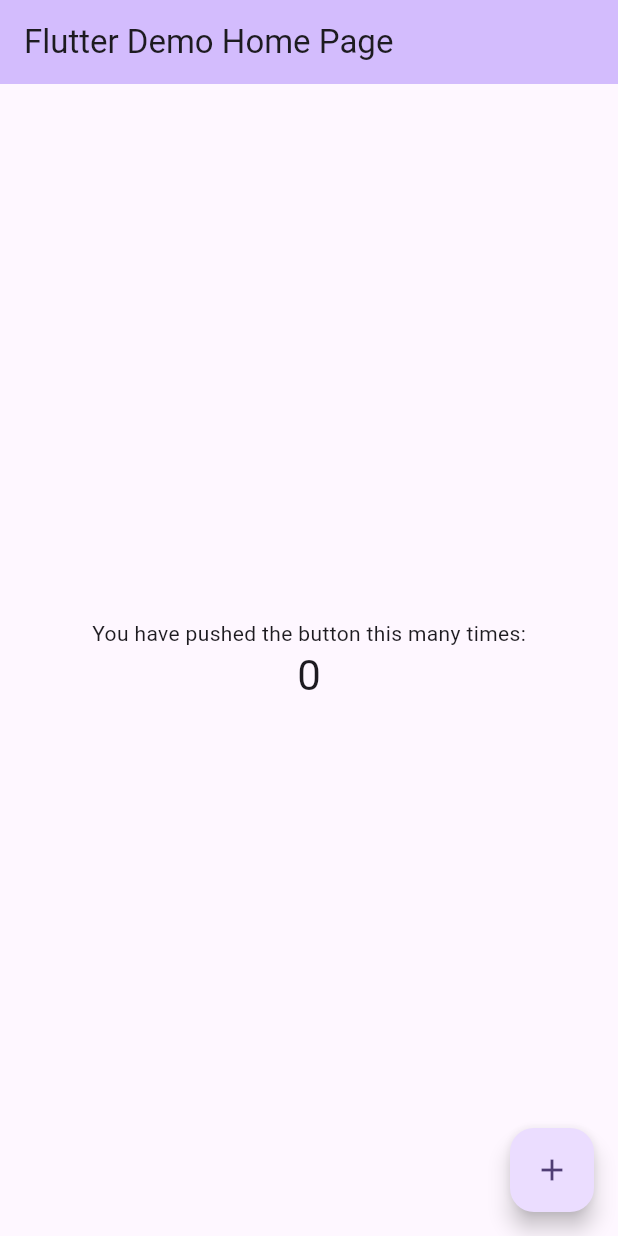
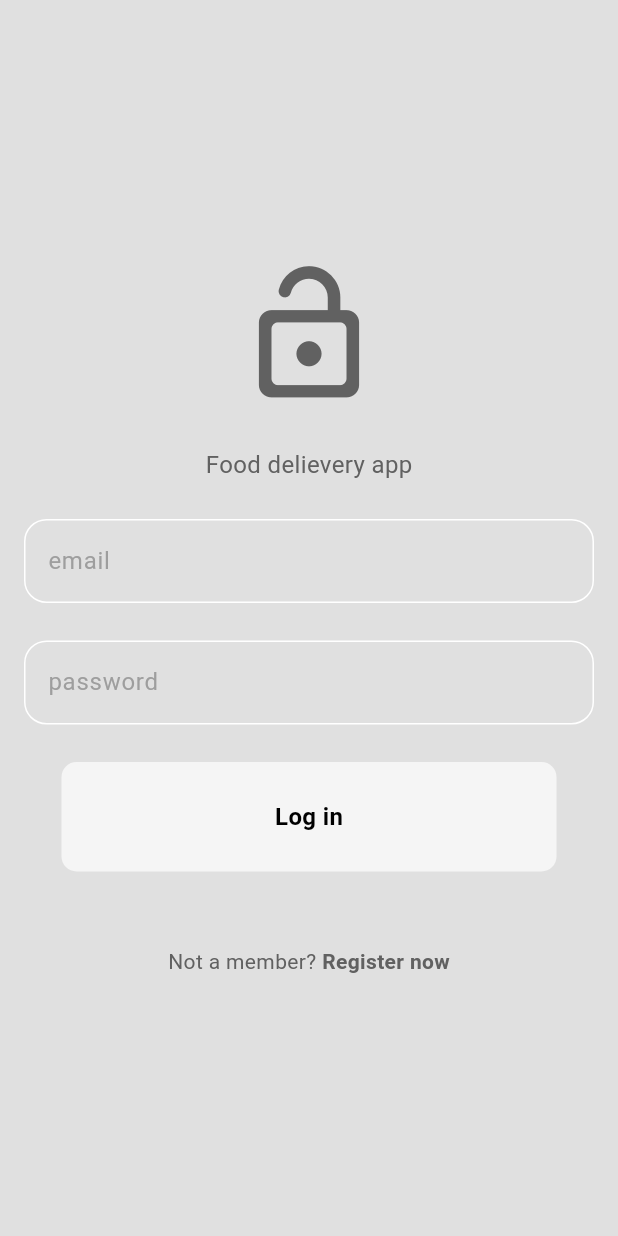
Before and after one commit to ritik6559/food-delievery-app, a Flutter app: the screen it shows after launch, on a phone screen of 412 x 824 dp. Run offline on Flutter 3.47's test engine with Material 3 defaults, Android fonts, the phone set to English and light mode, and no system bars.

Commit message:
adding theming

```diff
--- /dev/null
+++ b/lib/components/my_button.dart
@@ -0,0 +1,30 @@
+import 'package:flutter/material.dart';
+
+class MyButton extends StatelessWidget {
+  final void Function()? onTap;
+  final String text;
+  const MyButton({super.key,required this.onTap, required this.text});
+
+  @override
+  Widget build(BuildContext context) {
+    return GestureDetector(
+      onTap: onTap,
+      child: Container(
+        margin: const EdgeInsets.all(25),
+        padding: const EdgeInsets.all(25),
+        decoration: BoxDecoration(
+          borderRadius: BorderRadius.circular(10),
+          color: Theme.of(context).colorScheme.secondary
+        ),
+        child: Center(
+          child: Text(
+            text,
+            style: const TextStyle(
+              fontWeight: FontWeight.bold,
+              fontSize: 16
+            ),),
+        ),
+      ),
+    );
+  }
+}
--- /dev/null
+++ b/lib/components/my_textfield.dart
@@ -0,0 +1,32 @@
+import 'package:flutter/material.dart';
+
+class MyTextField extends StatelessWidget {
+  final String hint;
+  final bool obscureText;
+  final TextEditingController controller;
+  const MyTextField(
+      {super.key,
+      required this.hint,
+      required this.obscureText,
+      required this.controller});
+
+  @override
+  Widget build(BuildContext context) {
+    return TextField(
+      obscureText: obscureText,
+      controller: controller,
+      decoration: InputDecoration(
+        hintText: hint,
+        hintStyle: TextStyle(color: Theme.of(context).colorScheme.primary),
+        enabledBorder: OutlineInputBorder(
+            borderRadius: BorderRadius.circular(15),
+            borderSide:
+                BorderSide(color: Theme.of(context).colorScheme.tertiary)),
+        focusedBorder: OutlineInputBorder(
+            borderRadius: BorderRadius.circular(15),
+            borderSide:
+                BorderSide(color: Theme.of(context).colorScheme.primary)),
+      ),
+    );
+  }
+}
--- a/lib/main.dart
+++ b/lib/main.dart
@@ -1,125 +1,26 @@
 import 'package:flutter/material.dart';
+import 'package:fooddelieveryapp/screens/login/login_or_register.dart';
+import 'package:fooddelieveryapp/themes/theme_provider.dart';
+import 'package:provider/provider.dart';
 
 void main() {
-  runApp(const MyApp());
+  runApp(
+    ChangeNotifierProvider(
+      create: (context) => ThemeProvider(),
+      child: const MyApp(),
+    ),
+  );
 }
 
 class MyApp extends StatelessWidget {
   const MyApp({super.key});
 
-  // This widget is the root of your application.
   @override
   Widget build(BuildContext context) {
     return MaterialApp(
-      title: 'Flutter Demo',
-      theme: ThemeData(
-        // This is the theme of your application.
-        //
-        // TRY THIS: Try running your application with "flutter run". You'll see
-        // the application has a purple toolbar. Then, without quitting the app,
-        // try changing the seedColor in the colorScheme below to Colors.green
-        // and then invoke "hot reload" (save your changes or press the "hot
-        // reload" button in a Flutter-supported IDE, or press "r" if you used
-        // the command line to start the app).
-        //
-        // Notice that the counter didn't reset back to zero; the application
-        // state is not lost during the reload. To reset the state, use hot
-        // restart instead.
-        //
-        // This works for code too, not just values: Most code changes can be
-        // tested with just a hot reload.
-        colorScheme: ColorScheme.fromSeed(seedColor: Colors.deepPurple),
-        useMaterial3: true,
-      ),
-      home: const MyHomePage(title: 'Flutter Demo Home Page'),
+      theme: Provider.of<ThemeProvider>(context).themeData,
+      debugShowCheckedModeBanner: false,
+      home: const LoginOrRegister(),
     );
   }
 }
-
-class MyHomePage extends StatefulWidget {
-  const MyHomePage({super.key, required this.title});
-
-  // This widget is the home page of your application. It is stateful, meaning
-  // that it has a State object (defined below) that contains fields that affect
-  // how it looks.
-
-  // This class is the configuration for the state. It holds the values (in this
-  // case the title) provided by the parent (in this case the App widget) and
-  // used by the build method of the State. Fields in a Widget subclass are
-  // always marked "final".
-
-  final String title;
-
-  @override
-  State<MyHomePage> createState() => _MyHomePageState();
-}
-
-class _MyHomePageState extends State<MyHomePage> {
-  int _counter = 0;
-
-  void _incrementCounter() {
-    setState(() {
-      // This call to setState tells the Flutter framework that something has
-      // changed in this State, which causes it to rerun the build method below
-      // so that the display can reflect the updated values. If we changed
-      // _counter without calling setState(), then the build method would not be
-      // called again, and so nothing would appear to happen.
-      _counter++;
-    });
-  }
-
-  @override
-  Widget build(BuildContext context) {
-    // This method is rerun every time setState is called, for instance as done
-    // by the _incrementCounter method above.
-    //
-    // The Flutter framework has been optimized to make rerunning build methods
-    // fast, so that you can just rebuild anything that needs updating rather
-    // than having to individually change instances of widgets.
-    return Scaffold(
-      appBar: AppBar(
-        // TRY THIS: Try changing the color here to a specific color (to
-        // Colors.amber, perhaps?) and trigger a hot reload to see the AppBar
-        // change color while the other colors stay the same.
-        backgroundColor: Theme.of(context).colorScheme.inversePrimary,
-        // Here we take the value from the MyHomePage object that was created by
-        // the App.build method, and use it to set our appbar title.
-        title: Text(widget.title),
-      ),
-      body: Center(
-        // Center is a layout widget. It takes a single child and positions it
-        // in the middle of the parent.
-        child: Column(
-          // Column is also a layout widget. It takes a list of children and
-          // arranges them vertically. By default, it sizes itself to fit its
-          // children horizontally, and tries to be as tall as its parent.
-          //
-          // Column has various properties to control how it sizes itself and
-          // how it positions its children. Here we use mainAxisAlignment to
-          // center the children vertically; the main axis here is the vertical
-          // axis because Columns are vertical (the cross axis would be
-          // horizontal).
-          //
-          // TRY THIS: Invoke "debug painting" (choose the "Toggle Debug Paint"
-          // action in the IDE, or press "p" in the console), to see the
-          // wireframe for each widget.
-          mainAxisAlignment: MainAxisAlignment.center,
-          children: <Widget>[
-            const Text(
-              'You have pushed the button this many times:',
-            ),
-            Text(
-              '$_counter',
-              style: Theme.of(context).textTheme.headlineMedium,
-            ),
-          ],
-        ),
-      ),
-      floatingActionButton: FloatingActionButton(
-        onPressed: _incrementCounter,
-        tooltip: 'Increment',
-        child: const Icon(Icons.add),
-      ), // This trailing comma makes auto-formatting nicer for build methods.
-    );
-  }
-}
--- /dev/null
+++ b/lib/screens/login/login_or_register.dart
@@ -0,0 +1,27 @@
+import 'package:flutter/material.dart';
+import 'package:fooddelieveryapp/screens/login/login_screen.dart';
+import 'package:fooddelieveryapp/screens/login/register_screen.dart';
+
+class LoginOrRegister extends StatefulWidget {
+  const LoginOrRegister({super.key});
+
+  @override
+  State<LoginOrRegister> createState() => _LoginOrRegisterState();
+}
+
+class _LoginOrRegisterState extends State<LoginOrRegister> {
+  bool showLogin = true;
+  void toggle() {
+    setState(() {
+      showLogin = !showLogin;
+    });
+  }
+
+  @override
+  Widget build(BuildContext context) {
+    if (showLogin) {
+      return LogInScreen(onTap: toggle);
+    }
+    return RegisterScreen(onTap: toggle);
+  }
+}
--- /dev/null
+++ b/lib/screens/login/login_screen.dart
@@ -0,0 +1,89 @@
+import 'package:flutter/material.dart';
+import 'package:fooddelieveryapp/components/my_button.dart';
+import 'package:fooddelieveryapp/components/my_textfield.dart';
+import 'package:fooddelieveryapp/screens/home/home_screen.dart';
+
+class LogInScreen extends StatefulWidget {
+  final void Function()? onTap;
+  const LogInScreen({super.key, required this.onTap});
+
+  @override
+  State<LogInScreen> createState() => _LogInScreenState();
+}
+
+class _LogInScreenState extends State<LogInScreen> {
+  final TextEditingController emailController = TextEditingController();
+  final TextEditingController passwordController = TextEditingController();
+
+  void login() {
+    Navigator.of(context)
+        .push(MaterialPageRoute(builder: (context) => const HomScreen()));
+  }
+
+  @override
+  Widget build(BuildContext context) {
+    return Scaffold(
+      backgroundColor: Theme.of(context).colorScheme.background,
+      body: Padding(
+        padding: const EdgeInsets.all(16.0),
+        child: Center(
+          child: Column(
+            mainAxisAlignment: MainAxisAlignment.center,
+            children: [
+              Icon(
+                Icons.lock_open_rounded,
+                size: 100,
+                color: Theme.of(context).colorScheme.inversePrimary,
+              ),
+              const SizedBox(height: 25),
+              Text(
+                'Food delievery app',
+                style: TextStyle(
+                    fontSize: 16,
+                    color: Theme.of(context).colorScheme.inversePrimary),
+              ),
+              const SizedBox(height: 25),
+              MyTextField(
+                hint: 'email',
+                obscureText: false,
+                controller: emailController,
+              ),
+              const SizedBox(height: 25),
+              MyTextField(
+                hint: 'password',
+                obscureText: true,
+                controller: passwordController,
+              ),
+              MyButton(
+                text: 'Log in',
+                onTap: login,
+              ),
+              const SizedBox(
+                height: 25,
+              ),
+              Row(
+                mainAxisAlignment: MainAxisAlignment.center,
+                children: [
+                  Text(
+                    'Not a member?',
+                    style: TextStyle(
+                        color: Theme.of(context).colorScheme.inversePrimary),
+                  ),
+                  GestureDetector(
+                    onTap: widget.onTap,
+                    child: Text(
+                      ' Register now',
+                      style: TextStyle(
+                          color: Theme.of(context).colorScheme.inversePrimary,
+                          fontWeight: FontWeight.bold),
+                    ),
+                  ),
+                ],
+              )
+            ],
+          ),
+        ),
+      ),
+    );
+  }
+}
--- a/lib/themes/theme_provider.dart
+++ b/lib/themes/theme_provider.dart
@@ -2,7 +2,7 @@ import 'package:flutter/material.dart';
 import 'package:fooddelieveryapp/themes/dark_mode.dart';
 import 'package:fooddelieveryapp/themes/light_mode.dart';
 
-class ThemeProvider extends ChangeNotifier {
+class ThemeProvider with ChangeNotifier {
   ThemeData _themeData = lightMode;
 
   ThemeData get themeData => _themeData;
```
Also changed, not shown: lib/components/my_appbar.dart (added, +12 -0 lines), lib/components/my_drawer.dart (added, +54 -0 lines), lib/components/my_drawer_tile.dart (added, +29 -0 lines), lib/screens/home/home_screen.dart (added, +16 -0 lines), lib/screens/login/register_screen.dart (added, +100 -0 lines), lib/screens/settings/settings_screen.dart (added, +50 -0 lines).
